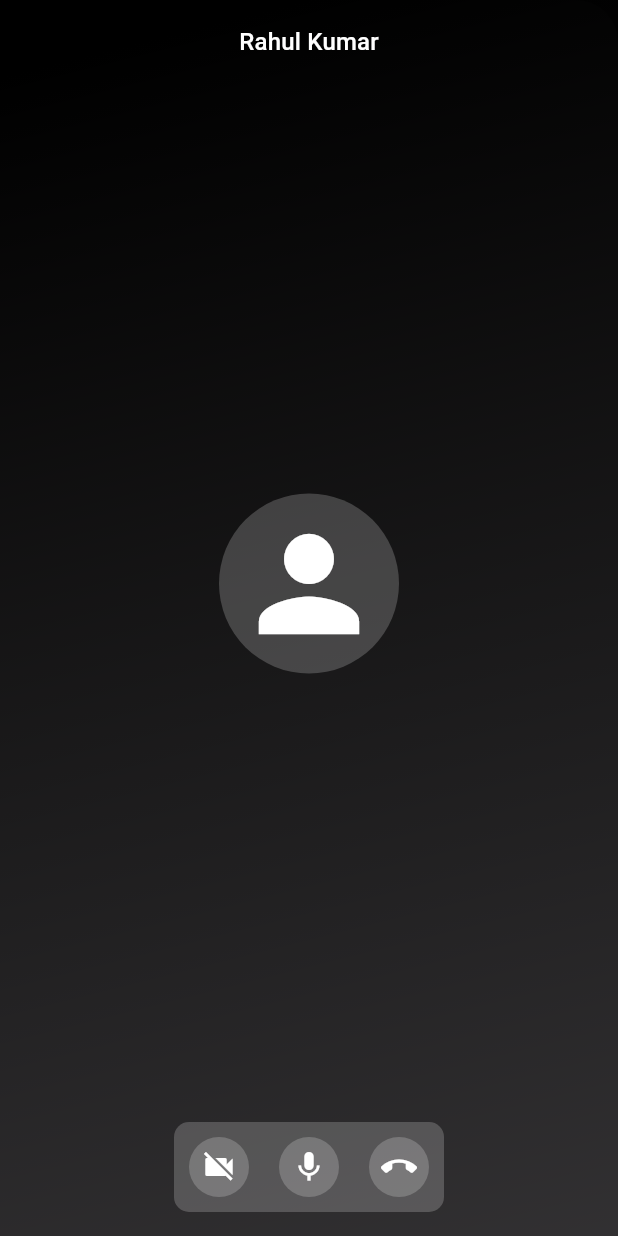
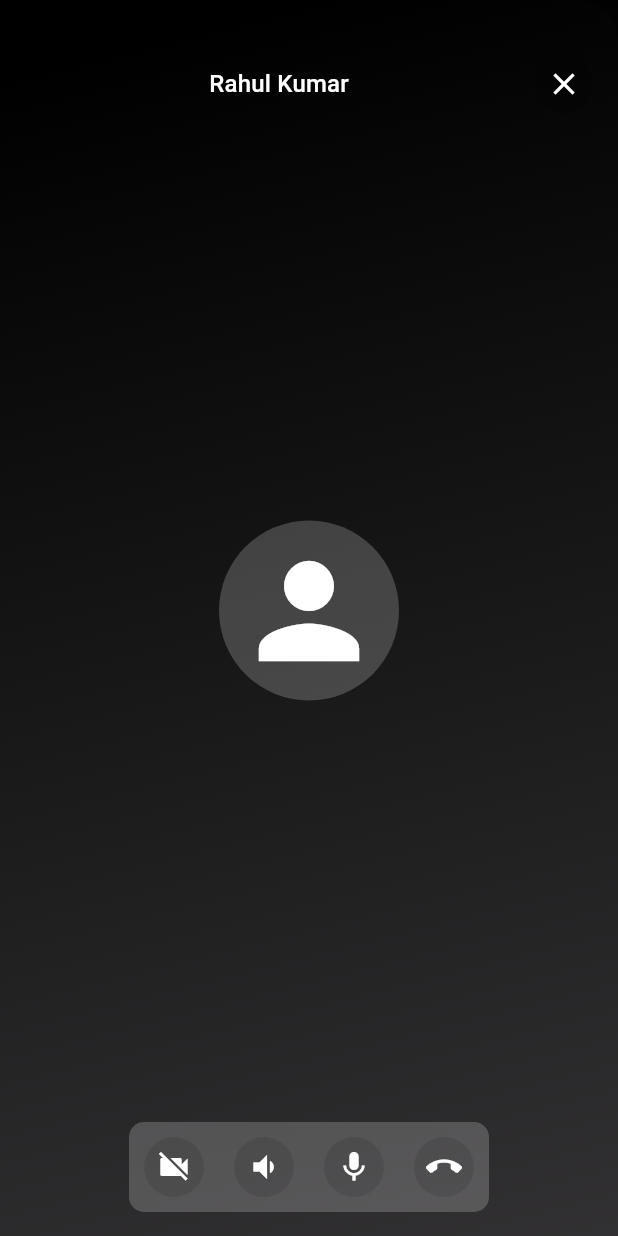
Before and after one commit to Rahul9638/call_manager, a Flutter app: the screen it shows after launch, after a tap on the "call" icon, on a phone screen of 412 x 824 dp. Run offline on Flutter 3.47's test engine with Material 3 defaults, Android fonts, the phone set to English and light mode, and no system bars; our stand-ins replace camera, rxdart.

Commit message:
added camera preview

```diff
--- a/lib/module/call_manager/widget/audio_call_widget.dart
+++ b/lib/module/call_manager/widget/audio_call_widget.dart
@@ -1,62 +1,82 @@
 import 'package:call_manager/module/data/contact_model.dart';
+import 'package:camera/camera.dart';
 import 'package:flutter/material.dart';
+import 'package:rxdart/rxdart.dart';
 
-class AudioCallWidget extends StatefulWidget {
-  const AudioCallWidget({super.key, required this.contactModel});
+class CallManagerWidget extends StatefulWidget {
+  const CallManagerWidget({
+    super.key,
+    required this.contactModel,
+    required this.isVideoCall,
+  });
   final ContactModel contactModel;
+  final bool isVideoCall;
 
   @override
-  State<AudioCallWidget> createState() => _AudioCallWidgetState();
+  State<CallManagerWidget> createState() => _AudioCallWidgetState();
 }
 
-class _AudioCallWidgetState extends State<AudioCallWidget> {
-  bool micOn = true;
+class _AudioCallWidgetState extends State<CallManagerWidget> {
+  int index = 0;
+  late List<CameraDescription> _cameras;
+  late CameraController controller;
+  @override
+  void initState() {
+    videoCall = widget.isVideoCall;
+    super.initState();
+  }
+
+  Future<void> getAvailableCamera() async {
+    _cameras = await availableCameras();
+    controller = CameraController(_cameras[index], ResolutionPreset.max);
+    await controller.initialize();
+  }
+
+  BehaviorSubject<bool> micOn = BehaviorSubject.seeded(true);
+  BehaviorSubject<bool> volumeUp = BehaviorSubject.seeded(false);
   bool videoCall = false;
+
+  @override
+  void dispose() {
+    controller.dispose();
+    super.dispose();
+  }
 
   @override
   Widget build(BuildContext context) {
     final ThemeData theme = Theme.of(context);
     return Stack(
       children: [
-        Container(
-          decoration: BoxDecoration(
-            gradient: LinearGradient(
-              begin: Alignment.topCenter,
-              end: Alignment.bottomRight,
-              colors: [
-                Colors.black,
-                Colors.transparent.withOpacity(0.8),
-              ],
-            ),
-          ),
-        ),
+        getCallType(),
         Padding(
           padding: const EdgeInsets.all(16),
           child: Column(
             children: [
+              const SizedBox(height: 20),
               SizedBox(height: MediaQuery.of(context).viewPadding.top),
               Row(
                 mainAxisAlignment: MainAxisAlignment.center,
                 children: [
+                  const Spacer(),
                   Text(
                     widget.contactModel.name,
                     style: theme.textTheme.titleMedium
                         ?.copyWith(color: theme.colorScheme.onPrimary),
-                  )
+                  ),
+                  const Spacer(),
+                  customCircleAvatar(
+                      child: IconButton(
+                    onPressed: () {
+                      Navigator.of(context).pop();
+                    },
+                    icon: Icon(
+                      Icons.clear,
+                      color: theme.colorScheme.onPrimary,
+                    ),
+                  )),
                 ],
               ),
-              Visibility(
-                visible: videoCall == true,
-                child: Container(
-                  alignment: Alignment.centerRight,
-                  child: CircleAvatar(
-                      backgroundColor: Colors.white.withOpacity(0.20),
-                      child: Icon(
-                        Icons.camera_alt_outlined,
-                        color: theme.colorScheme.onPrimary,
-                      )),
-                ),
-              ),
+              cameraSwitch(),
               const Spacer(),
               Visibility(
                 visible: videoCall == false,
@@ -84,8 +104,7 @@ class _AudioCallWidgetState extends State<AudioCallWidget> {
                 child: Row(
                   mainAxisSize: MainAxisSize.min,
                   children: [
-                    CircleAvatar(
-                      backgroundColor: Colors.white.withOpacity(0.20),
+                    customCircleAvatar(
                       child: IconButton(
                         color: Colors.white,
                         onPressed: () {
@@ -98,22 +117,11 @@ class _AudioCallWidgetState extends State<AudioCallWidget> {
                       ),
                     ),
                     const SizedBox(width: 20),
-                    CircleAvatar(
-                      backgroundColor: Colors.white.withOpacity(0.20),
-                      child: IconButton(
-                        color: micOn ? Colors.white : Colors.orange,
-                        onPressed: () {
-                          micOn = !micOn;
-                          setState(() {});
-                        },
-                        icon: micOn
-                            ? const Icon(Icons.mic)
-                            : const Icon(Icons.mic_off),
-                      ),
-                    ),
+                    speakerWidget(),
                     const SizedBox(width: 20),
-                    CircleAvatar(
-                      backgroundColor: Colors.white.withOpacity(0.20),
+                    micWidget(),
+                    const SizedBox(width: 20),
+                    customCircleAvatar(
                       child: IconButton(
                         highlightColor: Colors.red,
                         onPressed: () {
@@ -122,14 +130,127 @@ class _AudioCallWidgetState extends State<AudioCallWidget> {
                         icon: const Icon(Icons.call_end),
                         color: Colors.white,
                       ),
-                    )
+                    ),
                   ],
                 ),
               )
             ],
           ),
-        )
+        ),
       ],
     );
   }
+
+  Widget cameraSwitch() {
+    final ThemeData theme = Theme.of(context);
+    return Visibility(
+      visible: videoCall == true,
+      child: Container(
+        padding: const EdgeInsets.only(top: 20),
+        alignment: Alignment.centerRight,
+        child: customCircleAvatar(
+          child: IconButton(
+              onPressed: () {
+                if (index == 0) {
+                  index = 1;
+                } else {
+                  index = 0;
+                }
+                setState(() {});
+              },
+              icon: Icon(
+                Icons.camera_alt_outlined,
+                color: theme.colorScheme.onPrimary,
+              )),
+        ),
+      ),
+    );
+  }
+
+  Widget customCircleAvatar({required Widget child}) {
+    return CircleAvatar(
+      backgroundColor: Colors.black.withOpacity(0.10),
+      child: child,
+    );
+  }
+
+  Widget getCallType() {
+    if (videoCall) {
+      return getCamerPreview();
+    } else {
+      return trasnparentBg();
+    }
+  }
+
+  Widget getCamerPreview() {
+    return FutureBuilder(
+      future: getAvailableCamera(),
+      builder: (context, snapshot) {
+        if (snapshot.connectionState == ConnectionState.done) {
+          return SizedBox(
+              height: MediaQuery.of(context).size.height,
+              child: CameraPreview(controller));
+        } else {
+          return trasnparentBg();
+        }
+      },
+    );
+  }
+
+  Widget trasnparentBg() {
+    return Container(
+      decoration: BoxDecoration(
+        gradient: LinearGradient(
+          begin: Alignment.topCenter,
+          end: Alignment.bottomRight,
+          colors: [
+            Colors.black,
+            Colors.transparent.withOpacity(0.8),
+          ],
+        ),
+      ),
+    );
+  }
+
+  Widget speakerWidget() {
+    return StreamBuilder<bool>(
+        stream: volumeUp.stream,
+        builder: (context, snapshot) {
+          if (snapshot.hasData) {
+            return customCircleAvatar(
+              child: IconButton(
+                onPressed: () {
+                  volumeUp.add(!volumeUp.value);
+                },
+                icon: snapshot.data!
+                    ? const Icon(Icons.volume_up)
+                    : const Icon(Icons.volume_down),
+                color: Colors.white,
+              ),
+            );
+          }
+          return SizedBox();
+        });
+  }
+
+  Widget micWidget() {
+    return customCircleAvatar(
+        child: StreamBuilder(
+      stream: micOn.stream,
+      builder: (context, snapshot) {
+        if (snapshot.hasData) {
+          return IconButton(
+            color: snapshot.data! ? Colors.white : Colors.orange,
+            onPressed: () {
+              micOn.add(!micOn.value);
+            },
+            icon: snapshot.data!
+                ? const Icon(Icons.mic)
+                : const Icon(Icons.mic_off),
+          );
+        }
+        return SizedBox();
+      },
+    ));
+  }
 }
--- a/pubspec.yaml
+++ b/pubspec.yaml
@@ -37,6 +37,7 @@ dependencies:
   cupertino_icons: ^1.0.8
   camera: ^0.11.0+2
   flutter_svg: ^2.0.16
+  rxdart: ^0.28.0
 
 dev_dependencies:
   flutter_test:
```
Also changed, not shown: lib/module/call_manager/screen/call_manager_home_page.dart (+19 -2 lines), pubspec.lock.
